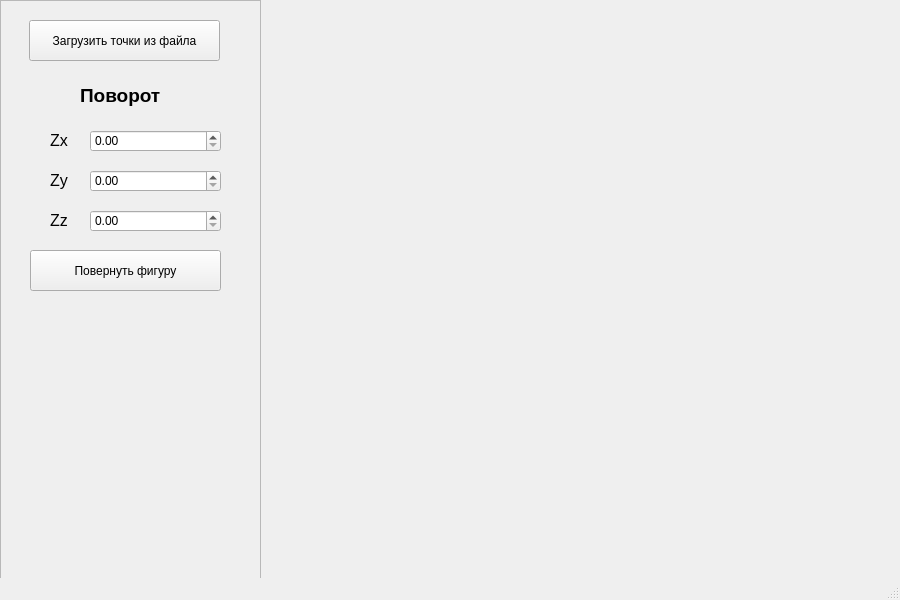
Before: the Qt Designer form lab_01/mainwindow.ui in ochensad/OOP, drawn with Qt 5.
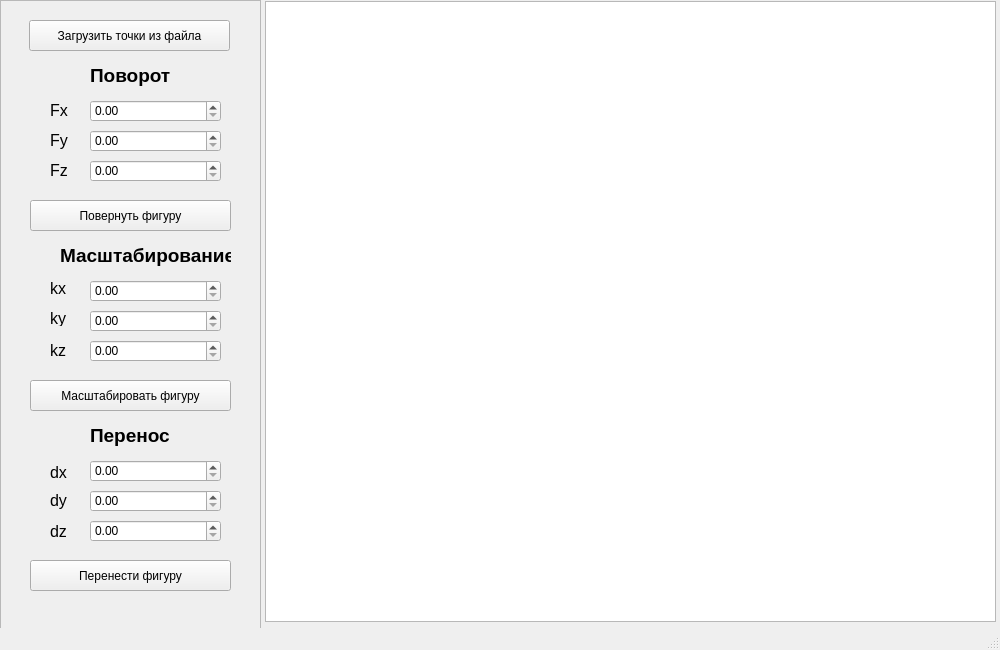
After: the same form once the commit is applied.

```diff
--- a/lab_01/mainwindow.ui
+++ b/lab_01/mainwindow.ui
@@ -6,8 +6,8 @@
    <rect>
     <x>0</x>
     <y>0</y>
-    <width>900</width>
-    <height>600</height>
+    <width>1000</width>
+    <height>650</height>
    </rect>
   </property>
   <property name="windowTitle">
@@ -20,7 +20,7 @@
       <x>0</x>
       <y>0</y>
       <width>261</width>
-      <height>581</height>
+      <height>661</height>
      </rect>
     </property>
     <property name="palette">
@@ -40,9 +40,9 @@
      <property name="geometry">
       <rect>
        <x>30</x>
-       <y>250</y>
-       <width>191</width>
-       <height>41</height>
+       <y>200</y>
+       <width>201</width>
+       <height>31</height>
       </rect>
      </property>
      <property name="text">
@@ -53,23 +53,13 @@
      <property name="geometry">
       <rect>
        <x>90</x>
-       <y>210</y>
+       <y>160</y>
        <width>131</width>
        <height>22</height>
       </rect>
      </property>
     </widget>
-    <widget class="QDoubleSpinBox" name="doubleSpinBox_2">
-     <property name="geometry">
-      <rect>
-       <x>90</x>
-       <y>170</y>
-       <width>131</width>
-       <height>22</height>
-      </rect>
-     </property>
-    </widget>
-    <widget class="QDoubleSpinBox" name="doubleSpinBox_3">
+    <widget class="QDoubleSpinBox" name="doubleSpinBox_fy">
      <property name="geometry">
       <rect>
        <x>90</x>
@@ -79,11 +69,21 @@
       </rect>
      </property>
     </widget>
+    <widget class="QDoubleSpinBox" name="doubleSpinBox_fx">
+     <property name="geometry">
+      <rect>
+       <x>90</x>
+       <y>100</y>
+       <width>131</width>
+       <height>22</height>
+      </rect>
+     </property>
+    </widget>
     <widget class="QLabel" name="label">
      <property name="geometry">
       <rect>
        <x>50</x>
-       <y>130</y>
+       <y>100</y>
        <width>21</width>
        <height>21</height>
       </rect>
@@ -94,14 +94,14 @@
       </font>
      </property>
      <property name="text">
-      <string>Zx</string>
+      <string>Fx</string>
      </property>
     </widget>
     <widget class="QLabel" name="label_2">
      <property name="geometry">
       <rect>
        <x>50</x>
-       <y>170</y>
+       <y>130</y>
        <width>21</width>
        <height>21</height>
       </rect>
@@ -112,14 +112,14 @@
       </font>
      </property>
      <property name="text">
-      <string>Zy</string>
+      <string>Fy</string>
      </property>
     </widget>
     <widget class="QLabel" name="label_3">
      <property name="geometry">
       <rect>
        <x>50</x>
-       <y>210</y>
+       <y>160</y>
        <width>21</width>
        <height>21</height>
       </rect>
@@ -130,7 +130,7 @@
       </font>
      </property>
      <property name="text">
-      <string>Zz</string>
+      <string>Fz</string>
      </property>
     </widget>
     <widget class="QPushButton" name="download_figure_button">
@@ -138,8 +138,8 @@
       <rect>
        <x>29</x>
        <y>20</y>
-       <width>191</width>
-       <height>41</height>
+       <width>201</width>
+       <height>31</height>
       </rect>
      </property>
      <property name="text">
@@ -149,8 +149,8 @@
     <widget class="QLabel" name="label_4">
      <property name="geometry">
       <rect>
-       <x>80</x>
-       <y>80</y>
+       <x>90</x>
+       <y>60</y>
        <width>111</width>
        <height>31</height>
       </rect>
@@ -165,6 +165,248 @@
       <string>Поворот</string>
      </property>
     </widget>
+    <widget class="QLabel" name="label_5">
+     <property name="geometry">
+      <rect>
+       <x>60</x>
+       <y>240</y>
+       <width>171</width>
+       <height>31</height>
+      </rect>
+     </property>
+     <property name="font">
+      <font>
+       <pointsize>14</pointsize>
+       <bold>true</bold>
+      </font>
+     </property>
+     <property name="text">
+      <string>Масштабирование</string>
+     </property>
+    </widget>
+    <widget class="QLabel" name="label_6">
+     <property name="geometry">
+      <rect>
+       <x>50</x>
+       <y>280</y>
+       <width>21</width>
+       <height>16</height>
+      </rect>
+     </property>
+     <property name="font">
+      <font>
+       <pointsize>12</pointsize>
+      </font>
+     </property>
+     <property name="text">
+      <string>kx</string>
+     </property>
+    </widget>
+    <widget class="QLabel" name="label_7">
+     <property name="geometry">
+      <rect>
+       <x>50</x>
+       <y>310</y>
+       <width>37</width>
+       <height>16</height>
+      </rect>
+     </property>
+     <property name="font">
+      <font>
+       <pointsize>12</pointsize>
+      </font>
+     </property>
+     <property name="text">
+      <string>ky</string>
+     </property>
+    </widget>
+    <widget class="QLabel" name="label_8">
+     <property name="geometry">
+      <rect>
+       <x>50</x>
+       <y>340</y>
+       <width>31</width>
+       <height>21</height>
+      </rect>
+     </property>
+     <property name="font">
+      <font>
+       <pointsize>12</pointsize>
+      </font>
+     </property>
+     <property name="text">
+      <string>kz</string>
+     </property>
+    </widget>
+    <widget class="QDoubleSpinBox" name="doubleSpinBox_kx">
+     <property name="geometry">
+      <rect>
+       <x>90</x>
+       <y>280</y>
+       <width>131</width>
+       <height>22</height>
+      </rect>
+     </property>
+    </widget>
+    <widget class="QDoubleSpinBox" name="doubleSpinBox_ky">
+     <property name="geometry">
+      <rect>
+       <x>90</x>
+       <y>310</y>
+       <width>131</width>
+       <height>22</height>
+      </rect>
+     </property>
+    </widget>
+    <widget class="QDoubleSpinBox" name="doubleSpinBox_kz">
+     <property name="geometry">
+      <rect>
+       <x>90</x>
+       <y>340</y>
+       <width>131</width>
+       <height>22</height>
+      </rect>
+     </property>
+    </widget>
+    <widget class="QPushButton" name="pushButton_zoom">
+     <property name="geometry">
+      <rect>
+       <x>30</x>
+       <y>380</y>
+       <width>201</width>
+       <height>31</height>
+      </rect>
+     </property>
+     <property name="text">
+      <string>Масштабировать фигуру</string>
+     </property>
+    </widget>
+    <widget class="QLabel" name="label_9">
+     <property name="geometry">
+      <rect>
+       <x>90</x>
+       <y>420</y>
+       <width>121</width>
+       <height>31</height>
+      </rect>
+     </property>
+     <property name="font">
+      <font>
+       <pointsize>14</pointsize>
+       <bold>true</bold>
+      </font>
+     </property>
+     <property name="text">
+      <string>Перенос</string>
+     </property>
+    </widget>
+    <widget class="QLabel" name="label_10">
+     <property name="geometry">
+      <rect>
+       <x>50</x>
+       <y>462</y>
+       <width>37</width>
+       <height>20</height>
+      </rect>
+     </property>
+     <property name="font">
+      <font>
+       <pointsize>12</pointsize>
+      </font>
+     </property>
+     <property name="text">
+      <string>dx</string>
+     </property>
+    </widget>
+    <widget class="QLabel" name="label_11">
+     <property name="geometry">
+      <rect>
+       <x>50</x>
+       <y>490</y>
+       <width>37</width>
+       <height>21</height>
+      </rect>
+     </property>
+     <property name="font">
+      <font>
+       <pointsize>12</pointsize>
+      </font>
+     </property>
+     <property name="text">
+      <string>dy</string>
+     </property>
+    </widget>
+    <widget class="QLabel" name="label_12">
+     <property name="geometry">
+      <rect>
+       <x>50</x>
+       <y>521</y>
+       <width>37</width>
+       <height>21</height>
+      </rect>
+     </property>
+     <property name="font">
+      <font>
+       <pointsize>12</pointsize>
+      </font>
+     </property>
+     <property name="text">
+      <string>dz</string>
+     </property>
+    </widget>
+    <widget class="QDoubleSpinBox" name="doubleSpinBox_dx">
+     <property name="geometry">
+      <rect>
+       <x>90</x>
+       <y>460</y>
+       <width>131</width>
+       <height>22</height>
+      </rect>
+     </property>
+    </widget>
+    <widget class="QDoubleSpinBox" name="doubleSpinBox_dy">
+     <property name="geometry">
+      <rect>
+       <x>90</x>
+       <y>490</y>
+       <width>131</width>
+       <height>22</height>
+      </rect>
+     </property>
+    </widget>
+    <widget class="QDoubleSpinBox" name="doubleSpinBox_dz">
+     <property name="geometry">
+      <rect>
+       <x>90</x>
+       <y>520</y>
+       <width>131</width>
+       <height>22</height>
+      </rect>
+     </property>
+    </widget>
+    <widget class="QPushButton" name="pushButton_move">
+     <property name="geometry">
+      <rect>
+       <x>30</x>
+       <y>560</y>
+       <width>201</width>
+       <height>31</height>
+      </rect>
+     </property>
+     <property name="text">
+      <string>Перенести фигуру</string>
+     </property>
+    </widget>
+   </widget>
+   <widget class="QGraphicsView" name="graphicsView">
+    <property name="geometry">
+     <rect>
+      <x>265</x>
+      <y>1</y>
+      <width>731</width>
+      <height>621</height>
+     </rect>
+    </property>
    </widget>
   </widget>
   <widget class="QMenuBar" name="menubar">
```
Left out of the diff: 6 changed lines with no effect on the pictures.
